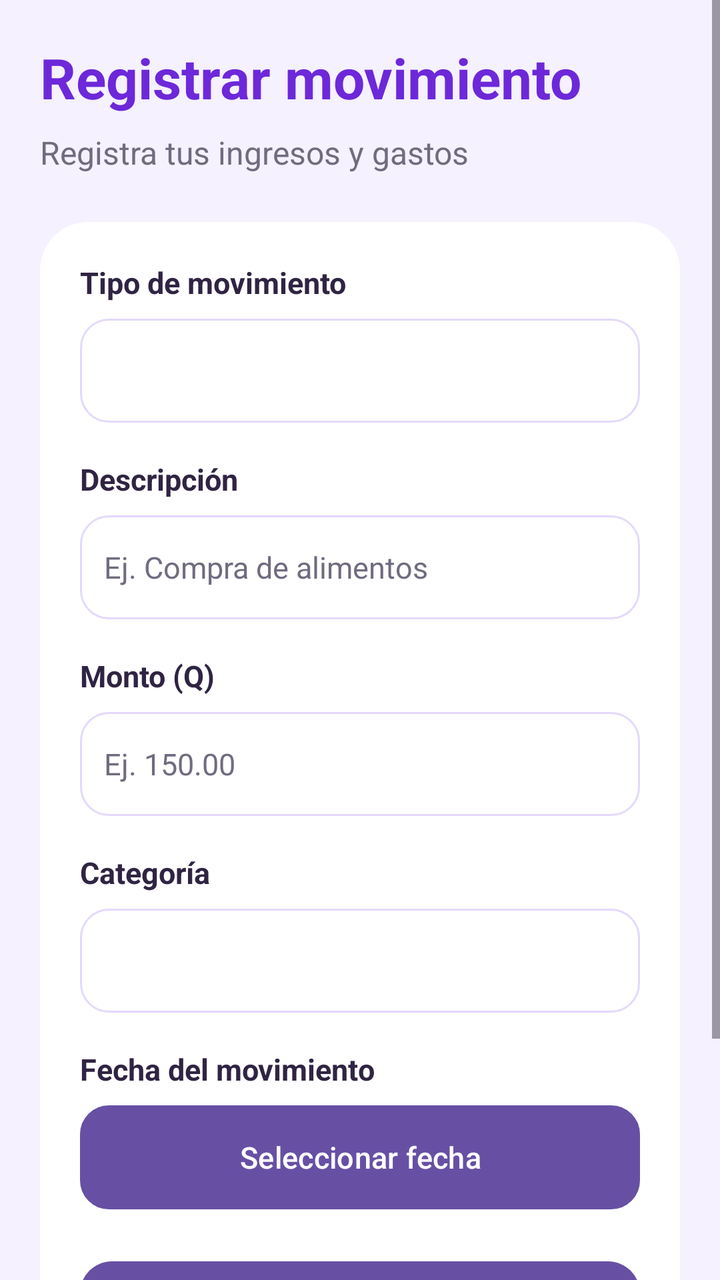
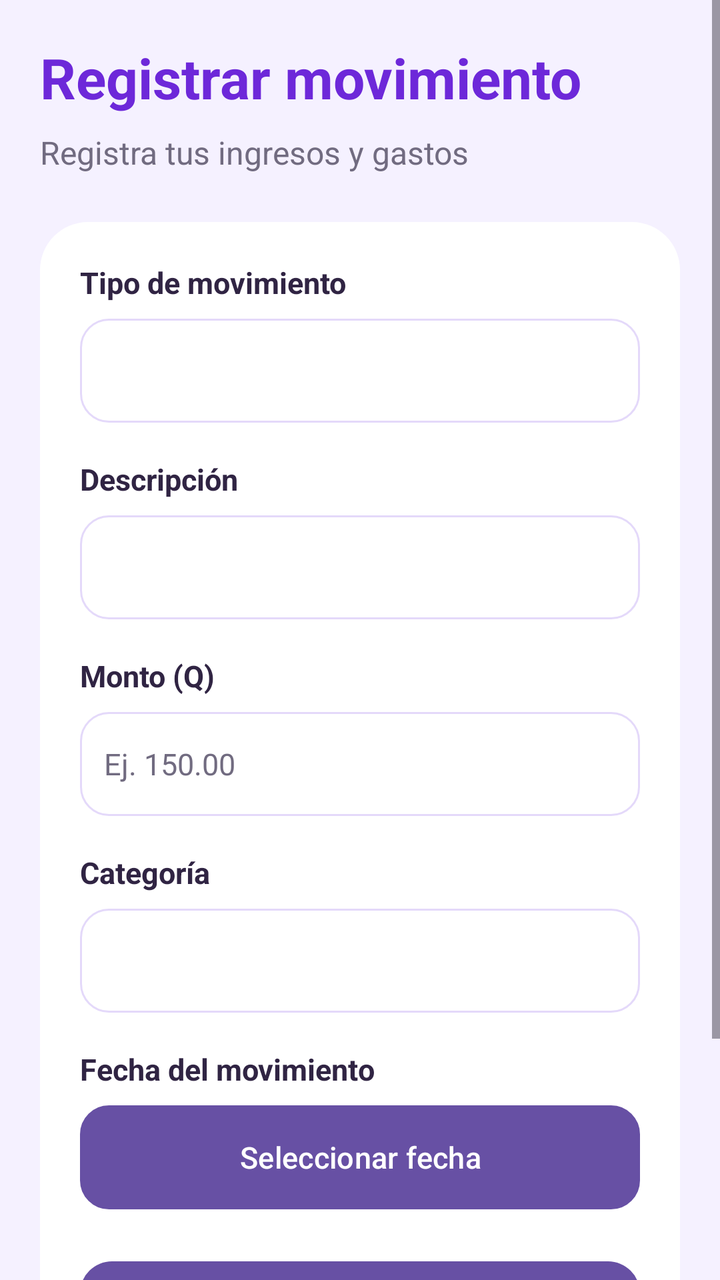

Before-and-after screenshots of an Android layout around one commit, followed by the original layout XML and the change that was made.
<!-- AndroidManifest.xml: application theme Theme.ControlMoney -->
<!-- res/layout/activity_registrar_movimiento.xml -->
<?xml version="1.0" encoding="utf-8"?>
<ScrollView xmlns:android="http://schemas.android.com/apk/res/android"
    android:layout_width="match_parent"
    android:layout_height="match_parent"
    android:background="#F5F1FF"
    android:fillViewport="true">

    <LinearLayout
        android:layout_width="match_parent"
        android:layout_height="wrap_content"
        android:orientation="vertical"
        android:padding="20dp">

        <TextView
            android:layout_width="match_parent"
            android:layout_height="wrap_content"
            android:text="Registrar movimiento"
            android:textColor="#6D28D9"
            android:textSize="28sp"
            android:textStyle="bold"
            android:layout_marginBottom="8dp" />

        <TextView
            android:layout_width="match_parent"
            android:layout_height="wrap_content"
            android:text="Registra tus ingresos y gastos"
            android:textColor="#716B80"
            android:textSize="16sp"
            android:layout_marginBottom="24dp" />

        <LinearLayout
            android:layout_width="match_parent"
            android:layout_height="wrap_content"
            android:background="@drawable/fondo_tarjeta"
            android:orientation="vertical"
            android:padding="20dp">

            <TextView
                android:layout_width="match_parent"
                android:layout_height="wrap_content"
                android:text="Tipo de movimiento"
                android:textColor="#302443"
                android:textSize="15sp"
                android:textStyle="bold"
                android:layout_marginBottom="8dp" />

            <Spinner
                android:id="@+id/spTipoMovimiento"
                android:layout_width="match_parent"
                android:layout_height="52dp"
                android:background="@drawable/fondo_campo"
                android:padding="8dp" />

            <TextView
                android:layout_width="match_parent"
                android:layout_height="wrap_content"
                android:text="Descripción"
                android:textColor="#302443"
                android:textSize="15sp"
                android:textStyle="bold"
                android:layout_marginTop="18dp"
                android:layout_marginBottom="8dp" />

            <EditText
                android:id="@+id/etDescripcionMovimiento"
                android:layout_width="match_parent"
                android:layout_height="52dp"
                android:background="@drawable/fondo_campo"
                android:hint="Ej. Compra de alimentos"
                android:inputType="textCapSentences"
                android:padding="12dp"
                android:textColor="#302443"
                android:textColorHint="#716B80"
                android:textSize="15sp" />

            <TextView
                android:layout_width="match_parent"
                android:layout_height="wrap_content"
                android:text="Monto (Q)"
                android:textColor="#302443"
                android:textSize="15sp"
                android:textStyle="bold"
                android:layout_marginTop="18dp"
                android:layout_marginBottom="8dp" />

            <EditText
                android:id="@+id/etMontoMovimiento"
                android:layout_width="match_parent"
                android:layout_height="52dp"
                android:background="@drawable/fondo_campo"
                android:hint="Ej. 150.00"
                android:inputType="numberDecimal"
                android:padding="12dp"
                android:textColor="#302443"
                android:textColorHint="#716B80"
                android:textSize="15sp" />

            <TextView
                android:layout_width="match_parent"
                android:layout_height="wrap_content"
                android:text="Categoría"
                android:textColor="#302443"
                android:textSize="15sp"
                android:textStyle="bold"
                android:layout_marginTop="18dp"
                android:layout_marginBottom="8dp" />

            <Spinner
                android:id="@+id/spCategoriaMovimiento"
                android:layout_width="match_parent"
                android:layout_height="52dp"
                android:background="@drawable/fondo_campo"
                android:padding="8dp" />

            <TextView
                android:layout_width="match_parent"
                android:layout_height="wrap_content"
                android:text="Fecha del movimiento"
                android:textColor="#302443"
                android:textSize="15sp"
                android:textStyle="bold"
                android:layout_marginTop="18dp"
                android:layout_marginBottom="8dp" />

            <Button
                android:id="@+id/btnFechaMovimiento"
                android:layout_width="match_parent"
                android:layout_height="52dp"
                android:background="@drawable/fondo_campo"
                android:backgroundTint="#FFFFFF"
                android:text="Seleccionar fecha"
                android:textAllCaps="false"
                android:textColor="#FFFFFF"
                android:textSize="15sp" />

            <Button
                android:id="@+id/btnGuardarMovimiento"
                android:layout_width="match_parent"
                android:layout_height="56dp"
                android:layout_marginTop="26dp"
                android:background="@drawable/fondo_boton_morado"
                android:backgroundTint="#6D28D9"
                android:text="Guardar movimiento"
                android:textAllCaps="false"
                android:textColor="#FFFFFF"
                android:textSize="16sp" />

            <Button
                android:id="@+id/btnCancelarMovimiento"
                android:layout_width="match_parent"
                android:layout_height="52dp"
                android:layout_marginTop="10dp"
                android:backgroundTint="#EDE4FF"
                android:text="Cancelar"
                android:textAllCaps="false"
                android:textColor="#4C1D95"
                android:textSize="16sp" />

        </LinearLayout>

    </LinearLayout>

</ScrollView>
<!-- resources referenced by this layout -->
<resources>
  <!-- drawable fondo_boton_morado (drawable) -->
  <?xml version="1.0" encoding="utf-8"?>
  <shape xmlns:android="http://schemas.android.com/apk/res/android"
      android:shape="rectangle">
  
      <solid android:color="#6D28D9" />
  
      <corners android:radius="16dp" />
  
  </shape>
  <!-- drawable fondo_campo (drawable) -->
  <?xml version="1.0" encoding="utf-8"?>
  <shape xmlns:android="http://schemas.android.com/apk/res/android"
      android:shape="rectangle">
  
      <solid android:color="#FFFFFF" />
  
      <stroke
          android:width="1dp"
          android:color="#E4D9FA" />
  
      <corners android:radius="14dp" />
  
      <padding
          android:left="12dp"
          android:top="4dp"
          android:right="12dp"
          android:bottom="4dp" />
  
  </shape>
  <!-- drawable fondo_tarjeta (drawable) -->
  <?xml version="1.0" encoding="utf-8"?>
  <shape xmlns:android="http://schemas.android.com/apk/res/android"
      android:shape="rectangle">
  
      <solid android:color="#FFFFFF" />
  
      <corners android:radius="24dp" />
  
  </shape>
  <style name="Theme.ControlMoney" parent="Base.Theme.ControlMoney" />
  <style name="Base.Theme.ControlMoney" parent="Theme.Material3.DayNight.NoActionBar">
          
          
      </style>
</resources>

<!-- the commit's change to res/layout/activity_registrar_movimiento.xml (unified diff, before → after) -->
@@ -66,7 +66,7 @@
                 android:layout_width="match_parent"
                 android:layout_height="52dp"
                 android:background="@drawable/fondo_campo"
-                android:hint="Ej. Compra de alimentos"
+                android:hint=""
                 android:inputType="textCapSentences"
                 android:padding="12dp"
                 android:textColor="#302443"
